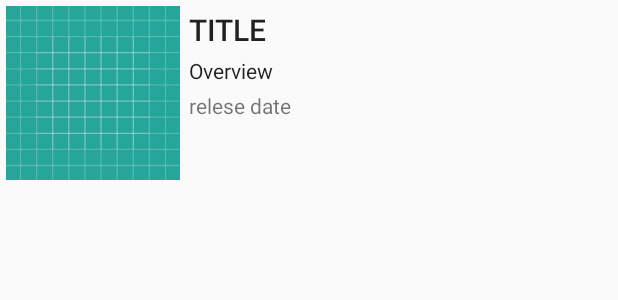
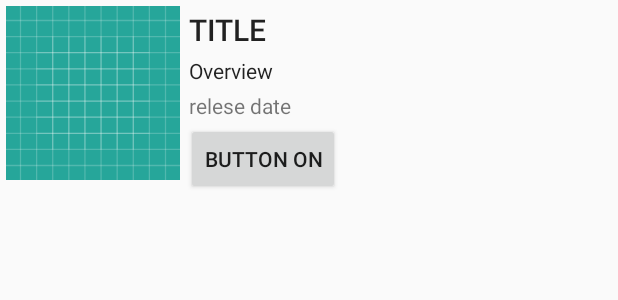
Before and after one commit to gunnerrishav/My-Movies, an Android app: the layout movies_list_row.xml on its own in the app's theme, with its tools: preview values and no code run, on a phone screen of 412 x 824 dp. Shown: the top 300 px of the screen. Run offline under Robolectric (Android 15) with nearby library versions, the phone set to English and light mode, and no system bars.

Commit message:
hawa edit

```diff
--- a/app/src/main/res/layout/movies_list_row.xml
+++ b/app/src/main/res/layout/movies_list_row.xml
@@ -11,17 +11,17 @@
         android:orientation="horizontal">
 
         <ImageView
-            android:src="@drawable/ic_launcher_background"
             android:id="@+id/image"
             android:layout_width="120dp"
             android:layout_height="120dp"
-            android:padding="2dp" />
+            android:padding="2dp"
+            android:src="@drawable/ic_launcher_background" />
 
         <LinearLayout
-            android:orientation="vertical"
             android:layout_width="match_parent"
             android:layout_height="wrap_content"
-            android:layout_margin="2dp">
+            android:layout_margin="2dp"
+            android:orientation="vertical">
 
             <TextView
                 android:id="@+id/textTitle"
@@ -37,10 +37,10 @@
                 android:id="@+id/textOverview"
                 android:layout_width="match_parent"
                 android:layout_height="wrap_content"
+                android:ellipsize="end"
+                android:maxLines="3"
                 android:padding="2dp"
                 android:text="Overview"
-                android:maxLines="3"
-                android:ellipsize="end"
                 android:textAlignment="viewStart"
                 android:textAppearance="@style/TextAppearance.AppCompat.Body1" />
 
@@ -52,6 +52,12 @@
                 android:text="relese date"
                 android:textAlignment="viewStart"
                 android:textAppearance="@style/TextAppearance.AppCompat.Small" />
+
+            <Button
+                android:layout_width="wrap_content"
+                android:layout_height="wrap_content"
+                android:text="Button On" />
+
         </LinearLayout>
 
     </LinearLayout>
```
